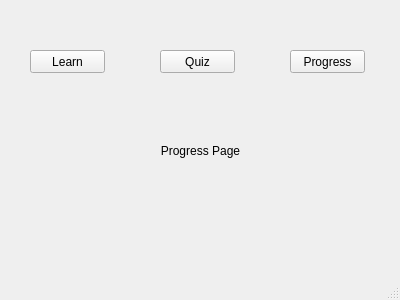
The window that ProgressPage.ui (ZachKrol/MusGator) describes before a commit, drawn with Qt 5.
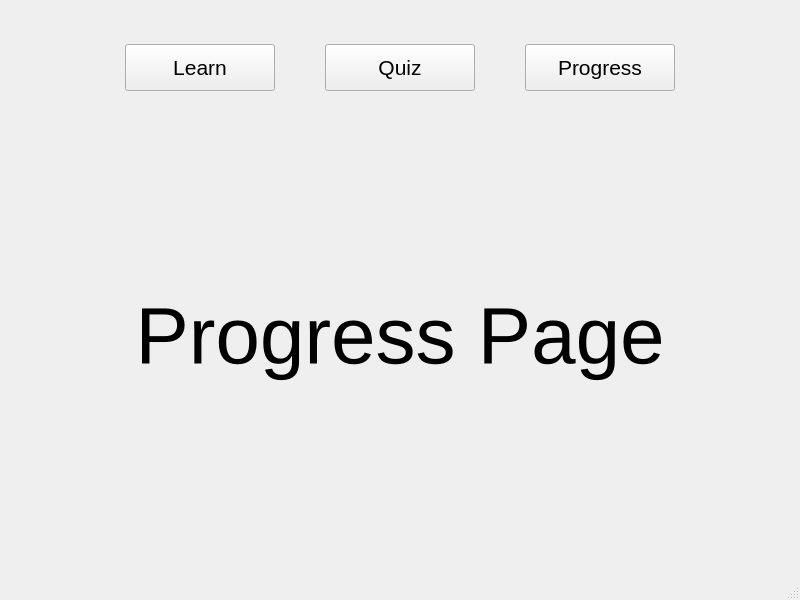
The same window after the commit.

Commit message: Add page layouts and responsiveness

```diff
--- a/ProgressPage.ui
+++ b/ProgressPage.ui
@@ -6,69 +6,218 @@
    <rect>
     <x>0</x>
     <y>0</y>
-    <width>400</width>
-    <height>300</height>
+    <width>800</width>
+    <height>600</height>
    </rect>
   </property>
+  <property name="minimumSize">
+   <size>
+    <width>800</width>
+    <height>600</height>
+   </size>
+  </property>
   <property name="windowTitle">
    <string>MusGator</string>
   </property>
   <widget class="QWidget" name="centralwidget">
-   <widget class="QLabel" name="label">
-    <property name="geometry">
-     <rect>
-      <x>160</x>
-      <y>130</y>
-      <width>81</width>
-      <height>41</height>
-     </rect>
-    </property>
-    <property name="text">
-     <string>Progress Page</string>
-    </property>
-    <property name="alignment">
-     <set>Qt::AlignCenter</set>
-    </property>
-   </widget>
-   <widget class="QPushButton" name="learnButton">
-    <property name="geometry">
-     <rect>
-      <x>30</x>
-      <y>50</y>
-      <width>75</width>
-      <height>23</height>
-     </rect>
-    </property>
-    <property name="text">
-     <string>Learn</string>
-    </property>
-   </widget>
-   <widget class="QPushButton" name="quizButton">
-    <property name="geometry">
-     <rect>
-      <x>160</x>
-      <y>50</y>
-      <width>75</width>
-      <height>23</height>
-     </rect>
-    </property>
-    <property name="text">
-     <string>Quiz</string>
-    </property>
-   </widget>
-   <widget class="QPushButton" name="progressButton">
-    <property name="geometry">
-     <rect>
-      <x>290</x>
-      <y>50</y>
-      <width>75</width>
-      <height>23</height>
-     </rect>
-    </property>
-    <property name="text">
-     <string>Progress</string>
-    </property>
-   </widget>
+   <layout class="QGridLayout" name="gridLayout">
+    <item row="0" column="0">
+     <layout class="QVBoxLayout" name="pageLayout" stretch="1,5">
+      <property name="leftMargin">
+       <number>15</number>
+      </property>
+      <property name="topMargin">
+       <number>15</number>
+      </property>
+      <property name="rightMargin">
+       <number>15</number>
+      </property>
+      <property name="bottomMargin">
+       <number>15</number>
+      </property>
+      <item>
+       <layout class="QHBoxLayout" name="buttonsLayout" stretch="1,1,0,1,0,1,1">
+        <property name="spacing">
+         <number>0</number>
+        </property>
+        <property name="leftMargin">
+         <number>0</number>
+        </property>
+        <property name="topMargin">
+         <number>20</number>
+        </property>
+        <property name="rightMargin">
+         <number>0</number>
+        </property>
+        <property name="bottomMargin">
+         <number>20</number>
+        </property>
+        <item>
+         <spacer name="horizontalSpacer_3">
+          <property name="orientation">
+           <enum>Qt::Horizontal</enum>
+          </property>
+          <property name="sizeHint" stdset="0">
+           <size>
+            <width>40</width>
+            <height>20</height>
+           </size>
+          </property>
+         </spacer>
+        </item>
+        <item>
+         <widget class="QPushButton" name="learnButton">
+          <property name="sizePolicy">
+           <sizepolicy hsizetype="Minimum" vsizetype="Minimum">
+            <horstretch>0</horstretch>
+            <verstretch>0</verstretch>
+           </sizepolicy>
+          </property>
+          <property name="minimumSize">
+           <size>
+            <width>150</width>
+            <height>40</height>
+           </size>
+          </property>
+          <property name="maximumSize">
+           <size>
+            <width>300</width>
+            <height>60</height>
+           </size>
+          </property>
+          <property name="font">
+           <font>
+            <family>Arial</family>
+            <pointsize>16</pointsize>
+           </font>
+          </property>
+          <property name="text">
+           <string>Learn</string>
+          </property>
+         </widget>
+        </item>
+        <item>
+         <spacer name="horizontalSpacer">
+          <property name="orientation">
+           <enum>Qt::Horizontal</enum>
+          </property>
+          <property name="sizeHint" stdset="0">
+           <size>
+            <width>50</width>
+            <height>20</height>
+           </size>
+          </property>
+         </spacer>
+        </item>
+        <item>
+         <widget class="QPushButton" name="quizButton">
+          <property name="sizePolicy">
+           <sizepolicy hsizetype="Minimum" vsizetype="Minimum">
+            <horstretch>0</horstretch>
+            <verstretch>0</verstretch>
+           </sizepolicy>
+          </property>
+          <property name="minimumSize">
+           <size>
+            <width>150</width>
+            <height>40</height>
+           </size>
+          </property>
+          <property name="maximumSize">
+           <size>
+            <width>300</width>
+            <height>60</height>
+           </size>
+          </property>
+          <property name="font">
+           <font>
+            <family>Arial</family>
+            <pointsize>16</pointsize>
+           </font>
+          </property>
+          <property name="text">
+           <string>Quiz</string>
+          </property>
+         </widget>
+        </item>
+        <item>
+         <spacer name="horizontalSpacer_2">
+          <property name="orientation">
+           <enum>Qt::Horizontal</enum>
+          </property>
+          <property name="sizeHint" stdset="0">
+           <size>
+            <width>50</width>
+            <height>20</height>
+           </size>
+          </property>
+         </spacer>
+        </item>
+        <item>
+         <widget class="QPushButton" name="progressButton">
+          <property name="sizePolicy">
+           <sizepolicy hsizetype="Minimum" vsizetype="Minimum">
+            <horstretch>0</horstretch>
+            <verstretch>0</verstretch>
+           </sizepolicy>
+          </property>
+          <property name="minimumSize">
+           <size>
+            <width>150</width>
+            <height>40</height>
+           </size>
+          </property>
+          <property name="maximumSize">
+           <size>
+            <width>300</width>
+            <height>60</height>
+           </size>
+          </property>
+          <property name="font">
+           <font>
+            <family>Arial</family>
+            <pointsize>16</pointsize>
+           </font>
+          </property>
+          <property name="text">
+           <string>Progress</string>
+          </property>
+         </widget>
+        </item>
+        <item>
+         <spacer name="horizontalSpacer_4">
+          <property name="orientation">
+           <enum>Qt::Horizontal</enum>
+          </property>
+          <property name="sizeHint" stdset="0">
+           <size>
+            <width>40</width>
+            <height>20</height>
+           </size>
+          </property>
+         </spacer>
+        </item>
+       </layout>
+      </item>
+      <item>
+       <widget class="QLabel" name="label">
+        <property name="font">
+         <font>
+          <family>Arial</family>
+          <pointsize>60</pointsize>
+         </font>
+        </property>
+        <property name="text">
+         <string>Progress Page</string>
+        </property>
+        <property name="alignment">
+         <set>Qt::AlignCenter</set>
+        </property>
+       </widget>
+      </item>
+     </layout>
+    </item>
+   </layout>
   </widget>
   <widget class="QMenuBar" name="menubar">
    <property name="geometry">
```
Left out of the diff: 2 changed lines with no effect on the pictures. The commit also changes 4 other files.
